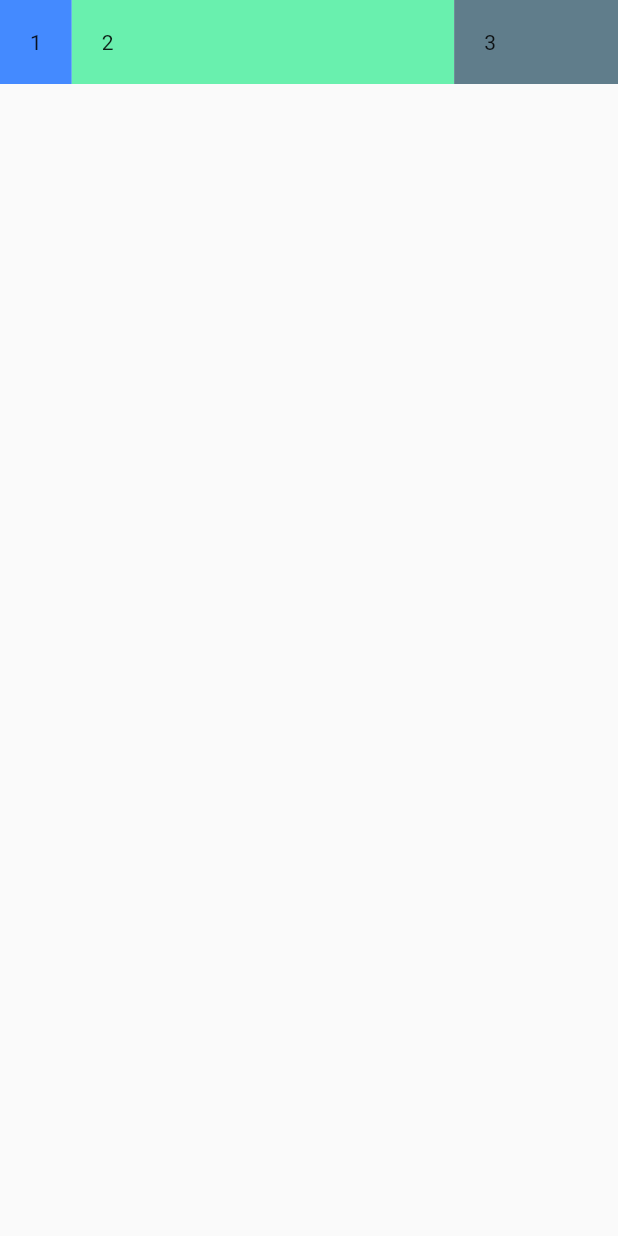
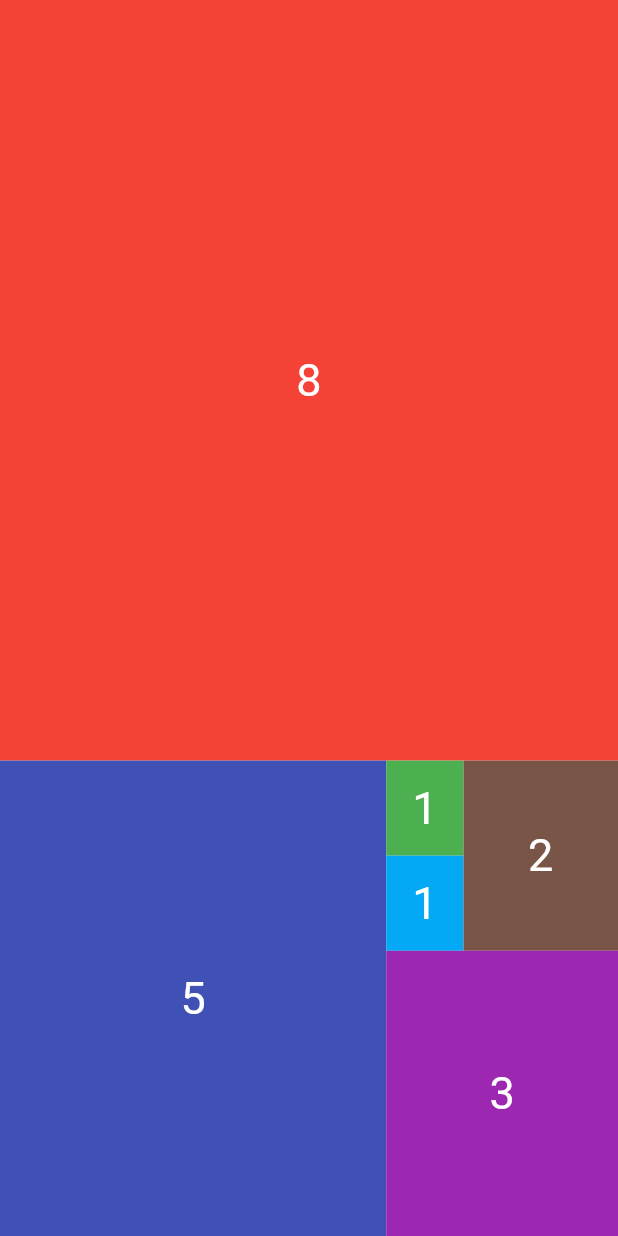
Before and after one commit to ss6022/expanded, a Flutter app: the screen it shows after launch, on a phone screen of 412 x 824 dp. Run offline on Flutter 3.47's test engine with Material 2 defaults, Android fonts, the phone set to English and light mode, and no system bars.

Commit message:
final expanded

```diff
--- a/lib/main.dart
+++ b/lib/main.dart
@@ -11,33 +11,61 @@ class MyApp extends StatelessWidget {
     return MaterialApp(
       home: Scaffold(
         body: SafeArea(
-          child: Row(
+          child: Column(
                 children: [
-                      Container(
-                        padding: EdgeInsets.all(20),
-                        color: Colors.blueAccent,
-                         child: Text('1'),
-                      ),
-                  Expanded(
-                    flex: 7,
-                        child: Container(
-                           padding: EdgeInsets.all(20),
-                          color: Colors.greenAccent,
-                          child: Text('2'),
-                        ),
-                      ),
-                      Expanded(
-                        flex: 3,
-                        child: Container(
-                          padding: EdgeInsets.all(20),
-                          color: Colors.blueGrey,
-                          child: Text('3'),
-                        ),
-                      )
-                ],
+                  _cutomeContainer(number: 8,color: Colors.red),
+                 Expanded(
+                     flex:5,
+                     child: Row(
+                       children:[
+                       _cutomeContainer(number: 5,color: Colors.indigo),
+                         Expanded(
+                         flex:3,
+                         child: Column(
+                         children:[
+                            Expanded(
+                            flex:2,
+                            child: Row(
+                            children:[
+                                    Expanded(
+                                    flex:1,
+                                     child: Column(
+                                     children:[
+                                       _cutomeContainer(number: 1,color: Colors.green),
+                                      _cutomeContainer(number: 1,color: Colors.lightBlue),
+                                     ]
+                                     )),
+                              _cutomeContainer(number: 2,color: Colors.brown),
+                               ]
+                               )),
+                        _cutomeContainer(number: 3,color: Colors.purple),
+                          ],
+                          )
+                         )
+                       ],
+                 )
+                 )
+                 ],
           ),
         ),
       ),
     );
   }
 }
+Widget _cutomeContainer({
+  required int number,
+  required Color color
+}){
+  return  Expanded(
+    flex: number,
+    child: Container(
+      constraints: BoxConstraints.expand(),
+      color: color,
+      child: Center(child: Text('${number}',style: TextStyle(
+          color: Colors.white,
+          fontSize: 30 ),
+        )
+      ),
+    ),
+  );
+}
```
